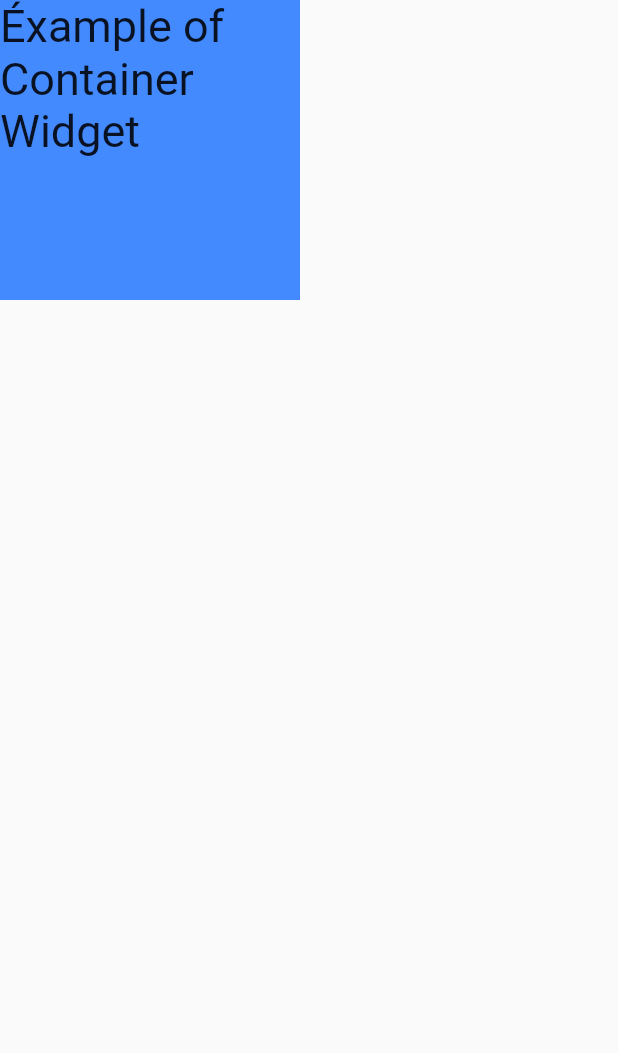
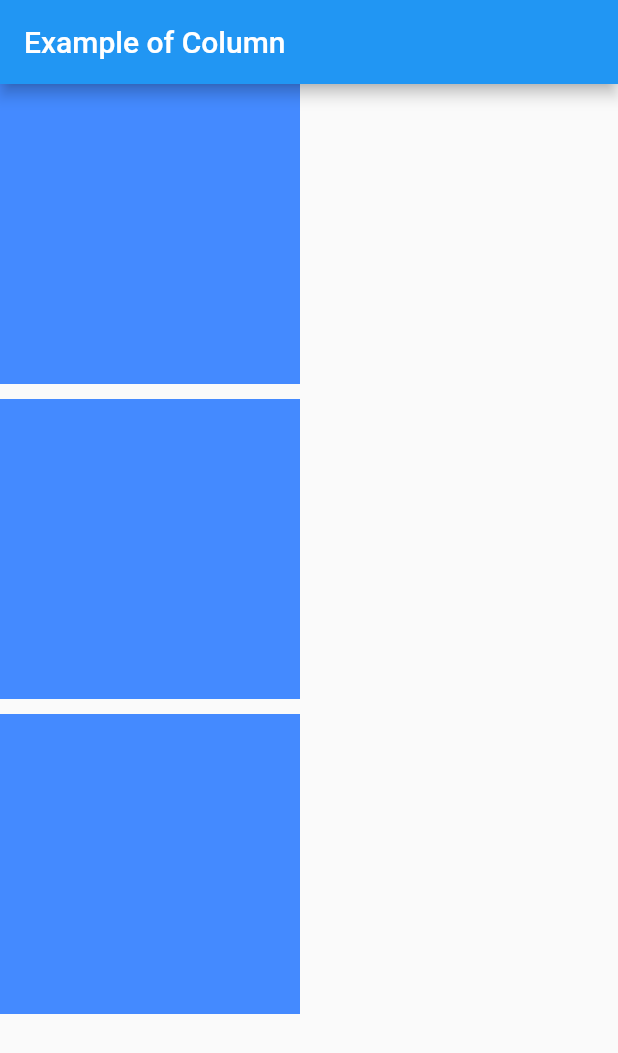
Before and after one commit to ahmedhossain29/FlutterBasicWidget, a Flutter app: the screen it shows after launch, on a phone screen of 412 x 824 dp. Shown: the top 1053 px of the screen. Run offline on Flutter 3.47's test engine with Material 2 defaults, Android fonts, the phone set to English and light mode, and no system bars.

Commit message:
Column and Row

```diff
--- /dev/null
+++ b/lib/column_Row.dart
@@ -0,0 +1,39 @@
+import 'package:flutter/material.dart';
+
+class column_row extends StatelessWidget {
+  const column_row({Key? key}) : super(key: key);
+
+  @override
+  Widget build(BuildContext context) {
+    return MaterialApp(
+      home: SafeArea(
+        child: Scaffold(
+          appBar: AppBar(
+            title: Text('Example of Column'),
+          ),
+          body: Column(
+            children: <Widget>[
+              Container(
+                height: 200,
+                width: 200,
+                color: Colors.blueAccent,
+              ),
+              SizedBox(height: 10),
+              Container(
+                height: 200,
+                width: 200,
+                color: Colors.blueAccent,
+              ),
+              SizedBox(height: 10),
+              Container(
+                height: 200,
+                width: 200,
+                color: Colors.blueAccent,
+              ),
+            ],
+          ),
+        ),
+      ),
+    );
+  }
+}
--- a/lib/main.dart
+++ b/lib/main.dart
@@ -1,9 +1,10 @@
 import 'package:flutter/material.dart';
 import 'package:flutter_application_1/appBar_textWidget.dart';
+import 'package:flutter_application_1/column_Row.dart';
 import 'package:flutter_application_1/containerWidget.dart';
 import 'package:flutter_application_1/safearea.dart';
 import 'package:flutter_application_1/statelesswidget.dart';
 
 void main() {
-  runApp(containerWidget());
+  runApp(column_row());
 }
```
